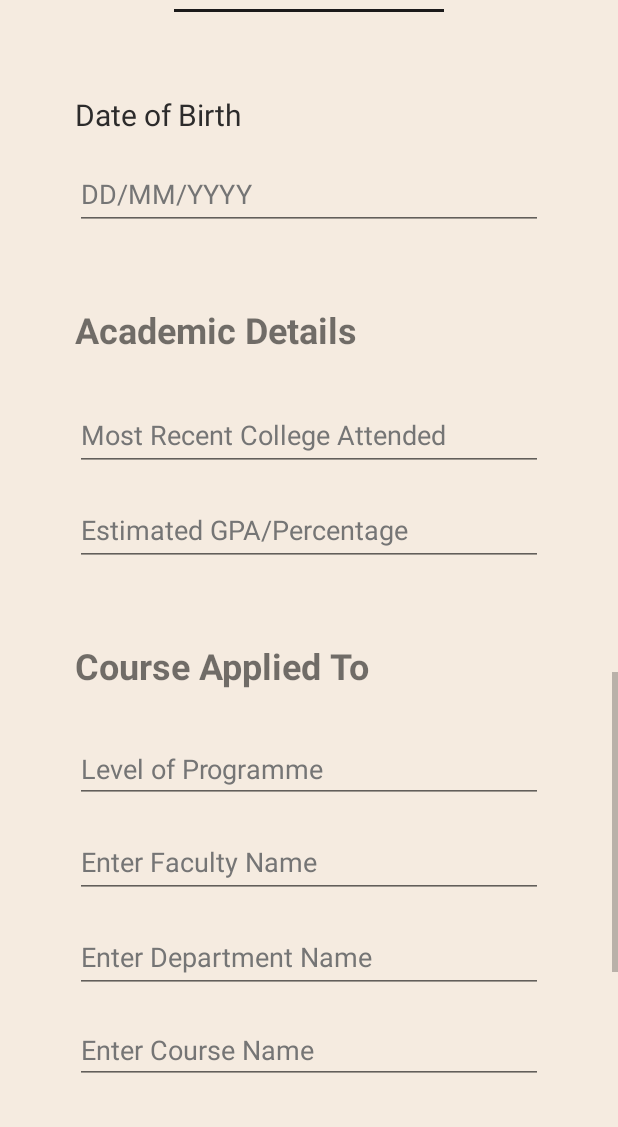
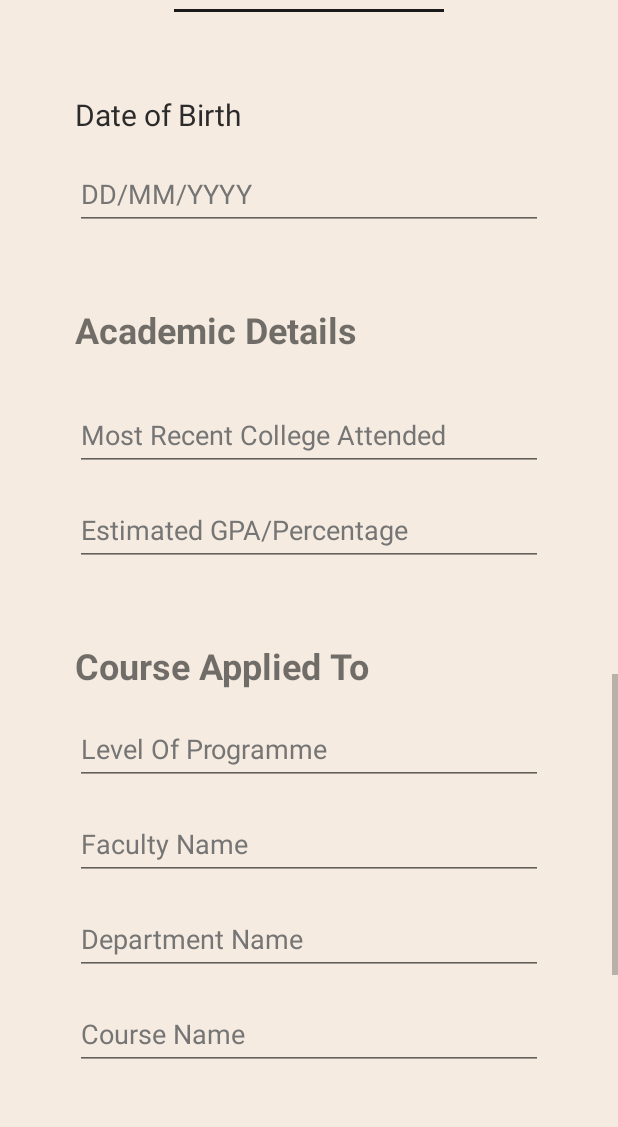
Before and after one commit to Rahul-Sharma-Github/Admission_App, an Android app: the FormActivity screen opened directly, with no data from a screen before it, scrolled down 1520 dp, on a phone screen of 412 x 824 dp, the part 109-1236 px from its top. Run offline under Robolectric (Android 15) with nearby library versions, the phone set to English and light mode, and no system bars.

Commit message:
Added AutoCompleteTextView in Form.

```diff
--- a/app/src/main/res/layout/activity_form.xml
+++ b/app/src/main/res/layout/activity_form.xml
@@ -413,57 +413,49 @@
                 android:textSize="24sp"
                 android:textStyle="bold" />
 
-            <EditText
+            <AutoCompleteTextView
                 android:id="@+id/levelOfProgramme"
                 android:layout_width="match_parent"
                 android:layout_height="wrap_content"
                 android:layout_marginStart="50dp"
-                android:layout_marginTop="30dp"
+                android:layout_marginTop="15dp"
                 android:layout_marginEnd="50dp"
-                android:ems="10"
-                android:hint="Level of Programme"
-                android:inputType="textPersonName"
-                android:textColorHint="#757575"
-                tools:ignore="TouchTargetSizeCheck" />
+                android:hint="Level Of Programme"
+                android:minHeight="48dp"
+                android:textColorHint="#757575" />
 
-            <EditText
+            <AutoCompleteTextView
                 android:id="@+id/facultyName"
                 android:layout_width="match_parent"
                 android:layout_height="wrap_content"
                 android:layout_marginStart="50dp"
                 android:layout_marginTop="15dp"
                 android:layout_marginEnd="50dp"
-                android:ems="10"
-                android:hint="Enter Faculty Name"
-                android:inputType="textPersonName"
+                android:hint="Faculty Name"
                 android:minHeight="48dp"
                 android:textColorHint="#757575" />
 
-            <EditText
+            <AutoCompleteTextView
                 android:id="@+id/departmentName"
                 android:layout_width="match_parent"
                 android:layout_height="wrap_content"
                 android:layout_marginStart="50dp"
                 android:layout_marginTop="15dp"
                 android:layout_marginEnd="50dp"
-                android:ems="10"
-                android:hint="Enter Department Name"
-                android:inputType="textPersonName"
+                android:hint="Department Name"
                 android:minHeight="48dp"
                 android:textColorHint="#757575" />
 
-            <EditText
+            <AutoCompleteTextView
                 android:id="@+id/courseName"
                 android:layout_width="match_parent"
                 android:layout_height="wrap_content"
                 android:layout_marginStart="50dp"
                 android:layout_marginTop="15dp"
                 android:layout_marginEnd="50dp"
-                android:ems="10"
-                android:hint="Enter Course Name"
-                android:inputType="textPersonName"
-                android:textColorHint="#757575"
-                tools:ignore="TouchTargetSizeCheck" />
+                android:hint="Course Name"
+                android:minHeight="48dp"
+                android:textColorHint="#757575" />
 
             <CheckBox
                 android:id="@+id/checkBoxConfirm"
```
